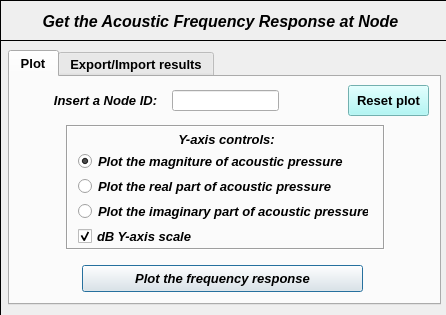
open-pulse/OpenPulse, file pulse/uix/user_input/ui/plotAcousticFrequencyResponseInput.ui: the form before one commit.
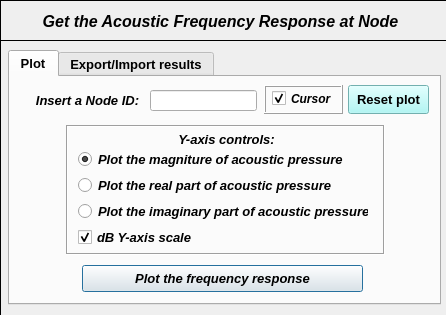
The form after the commit. The open tabs and pages were chosen to show the change. Icons and pictures are not drawn.

Diff of the .ui file:
```diff
--- a/pulse/uix/user_input/ui/plotAcousticFrequencyResponseInput.ui
+++ b/pulse/uix/user_input/ui/plotAcousticFrequencyResponseInput.ui
@@ -160,9 +160,9 @@
       <widget class="QWidget" name="verticalLayoutWidget_4">
        <property name="geometry">
         <rect>
-         <x>32</x>
+         <x>20</x>
          <y>12</y>
-         <width>127</width>
+         <width>115</width>
          <height>23</height>
         </rect>
        </property>
@@ -203,7 +203,7 @@
       <widget class="QWidget" name="verticalLayoutWidget_5">
        <property name="geometry">
         <rect>
-         <x>162</x>
+         <x>140</x>
          <y>12</y>
          <width>107</width>
          <height>23</height>
@@ -249,7 +249,7 @@
          <x>338</x>
          <y>8</y>
          <width>81</width>
-         <height>31</height>
+         <height>29</height>
         </rect>
        </property>
        <property name="font">
@@ -272,19 +272,19 @@
          <x>56</x>
          <y>48</y>
          <width>319</width>
-         <height>125</height>
+         <height>130</height>
         </rect>
        </property>
        <property name="minimumSize">
         <size>
          <width>0</width>
-         <height>125</height>
+         <height>130</height>
         </size>
        </property>
        <property name="maximumSize">
         <size>
          <width>16777215</width>
-         <height>125</height>
+         <height>130</height>
         </size>
        </property>
        <property name="sizeIncrement">
@@ -365,9 +365,9 @@
         <property name="geometry">
          <rect>
           <x>12</x>
-          <y>27</y>
+          <y>24</y>
           <width>295</width>
-          <height>93</height>
+          <height>100</height>
          </rect>
         </property>
         <layout class="QVBoxLayout" name="verticalLayout_3">
@@ -496,6 +496,65 @@
         <string>Plot the frequency response</string>
        </property>
       </widget>
+      <widget class="QFrame" name="frame_6">
+       <property name="geometry">
+        <rect>
+         <x>254</x>
+         <y>8</y>
+         <width>79</width>
+         <height>29</height>
+        </rect>
+       </property>
+       <property name="minimumSize">
+        <size>
+         <width>0</width>
+         <height>29</height>
+        </size>
+       </property>
+       <property name="maximumSize">
+        <size>
+         <width>16777215</width>
+         <height>29</height>
+        </size>
+       </property>
+       <property name="sizeIncrement">
+        <size>
+         <width>0</width>
+         <height>110</height>
+        </size>
+       </property>
+       <property name="frameShape">
+        <enum>QFrame::Box</enum>
+       </property>
+       <property name="frameShadow">
+        <enum>QFrame::Raised</enum>
+       </property>
+       <widget class="QCheckBox" name="checkBox_cursor">
+        <property name="geometry">
+         <rect>
+          <x>8</x>
+          <y>4</y>
+          <width>67</width>
+          <height>19</height>
+         </rect>
+        </property>
+        <property name="font">
+         <font>
+          <family>Arial</family>
+          <pointsize>9</pointsize>
+          <weight>75</weight>
+          <italic>true</italic>
+          <bold>true</bold>
+         </font>
+        </property>
+        <property name="text">
+         <string>Cursor</string>
+        </property>
+        <property name="checked">
+         <bool>true</bool>
+        </property>
+       </widget>
+      </widget>
      </widget>
      <widget class="QWidget" name="tab_export_import">
       <attribute name="title">
```
Left out of the diff: 58 changed lines with no effect on the pictures.
